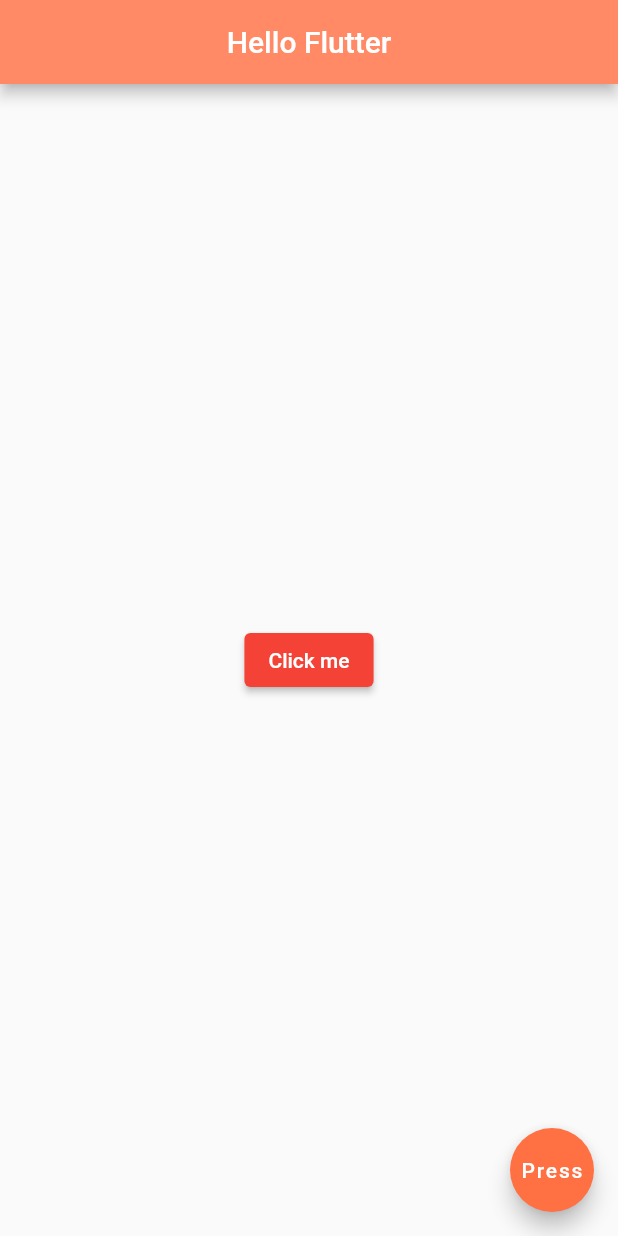
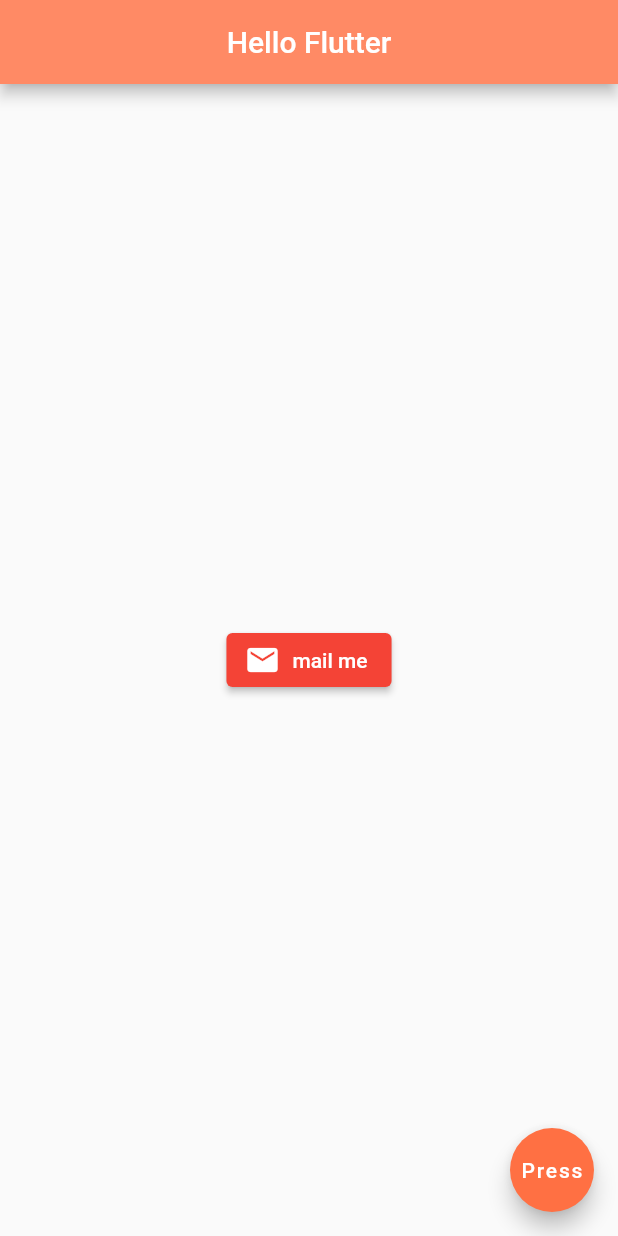
Before and after one commit to ade3l/Hello-Flutter, a Flutter app: the screen it shows after launch, on a phone screen of 412 x 824 dp. Run offline on Flutter 3.47's test engine with Material 2 defaults, Android fonts, the phone set to English and light mode, and no system bars.

Commit message:
Elevated Button icon added

```diff
--- a/lib/main.dart
+++ b/lib/main.dart
@@ -19,14 +19,20 @@ class Home extends StatelessWidget {
         backgroundColor: Colors.deepOrange[300],
       ),
       body:   Center(
-        child: ElevatedButton(
-          onPressed: () {  },
-          child: Text("Click me"),
-          style: ElevatedButton.styleFrom(
-            primary: Colors.red,
-            onPrimary: Colors.white,
-            onSurface: Colors.blue,
-          ),
+        child: ElevatedButton.icon(
+          onPressed: () {
+            print('clicked');
+          },
+
+          style:
+            ElevatedButton.styleFrom(
+              primary: Colors.red,
+              onPrimary: Colors.white,
+              onSurface: Colors.blue,
+            ),
+          icon: const Icon(Icons.mail),
+          label: const Text("mail me"),
+
         ),
       ),
       floatingActionButton: FloatingActionButton(
```
